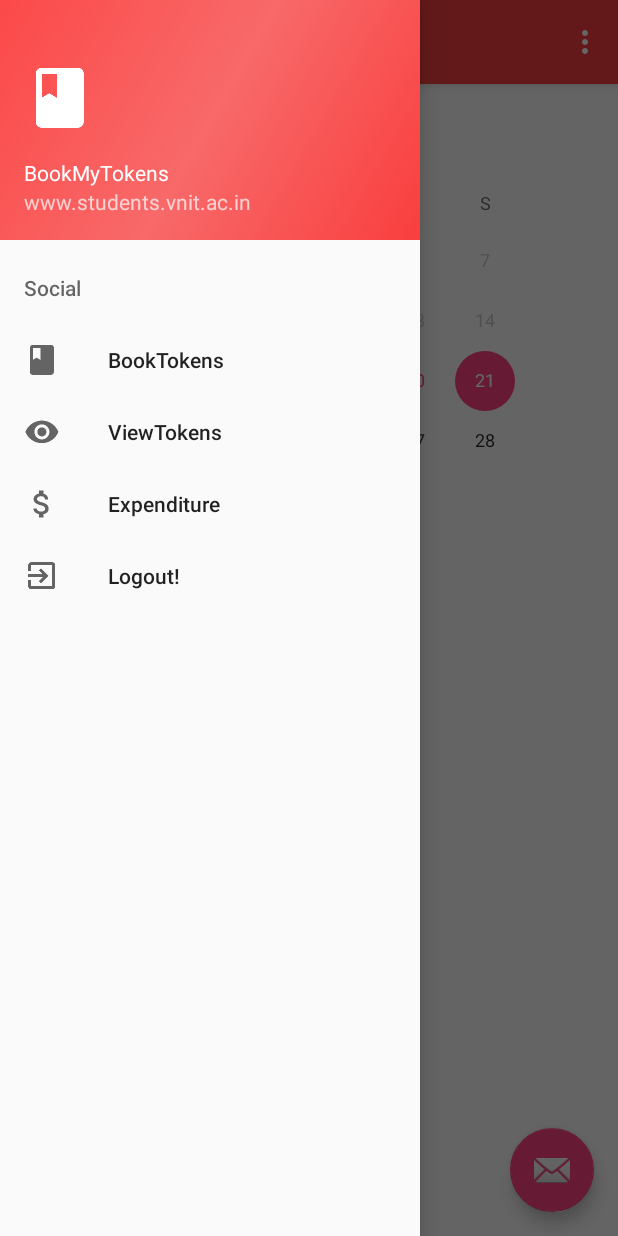
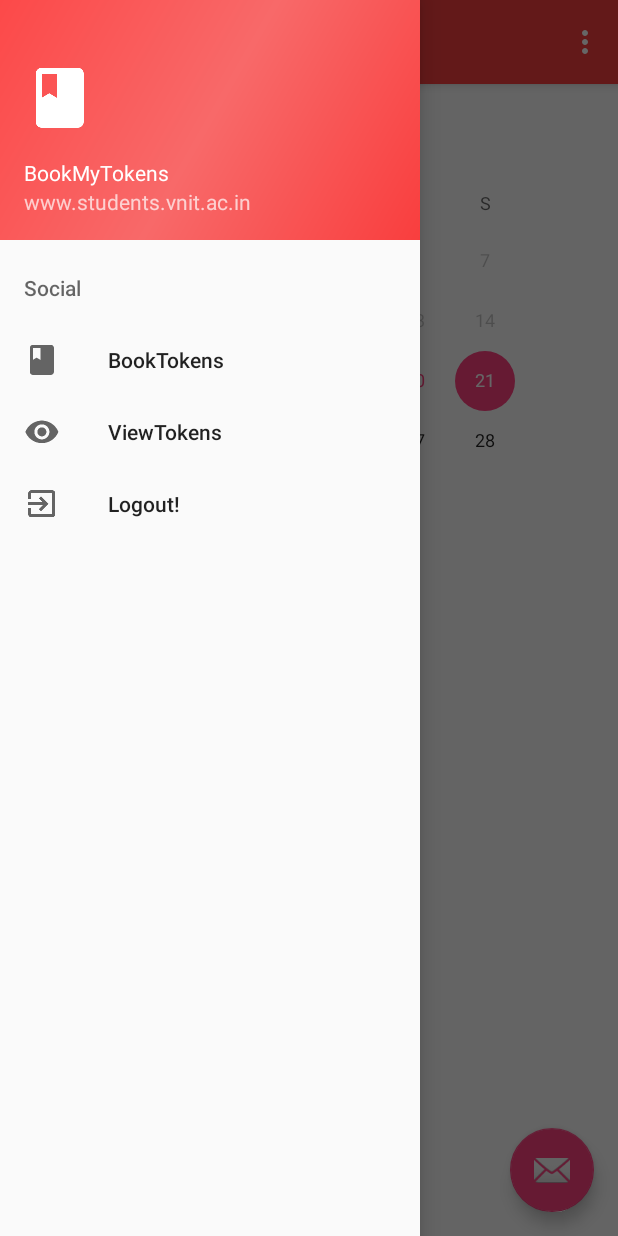
Before and after one commit to mangeshaher/Token, an Android app: the Profile screen opened directly, with no data from a screen before it, with the side drawer open, on a phone screen of 412 x 824 dp. Run offline under Robolectric (Android 15) with nearby library versions, the phone set to English and light mode, and no system bars; our stand-ins replace Firebase (no records; nobody signed in at launch, a user with empty details on screens opened directly); 1 statement that could not run was skipped.

Commit message:
Update activity_profile_drawer.xml

```diff
--- a/BookMyTokens/app/src/main/res/menu/activity_profile_drawer.xml
+++ b/BookMyTokens/app/src/main/res/menu/activity_profile_drawer.xml
@@ -12,10 +12,6 @@
                 android:icon="@drawable/ic_visibility_black_48dp"
                 android:title="ViewTokens" />
             <item
-                android:id="@+id/expenditure"
-                android:icon="@drawable/ic_attach_money_black_48dp"
-                android:title="Expenditure" />
-            <item
                 android:id="@+id/logout"
                 android:icon="@drawable/ic_exit_to_app_black_24dp"
                 android:title="Logout!" />
```
